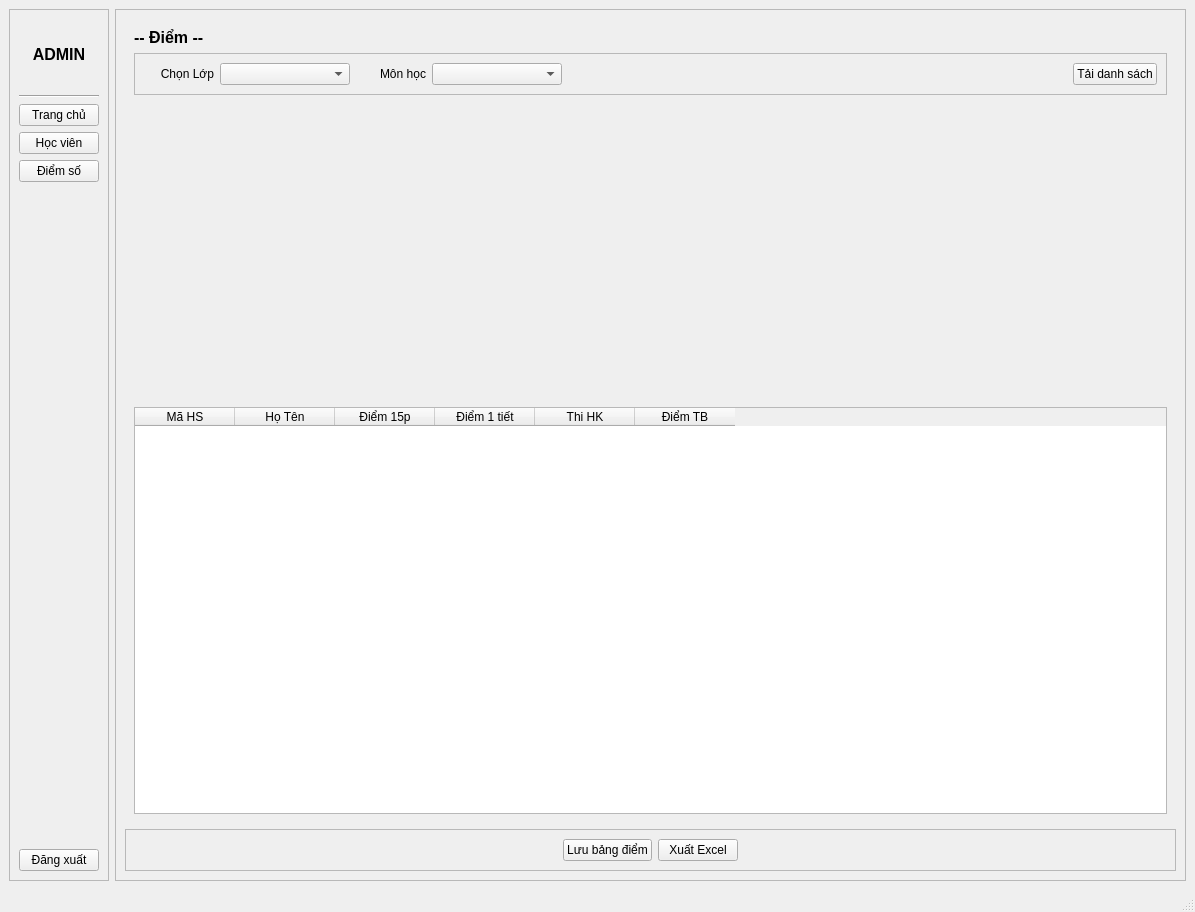
The window that ui/admin.ui (LODNight/QT_school_lms) describes before a commit, drawn with Qt 5.
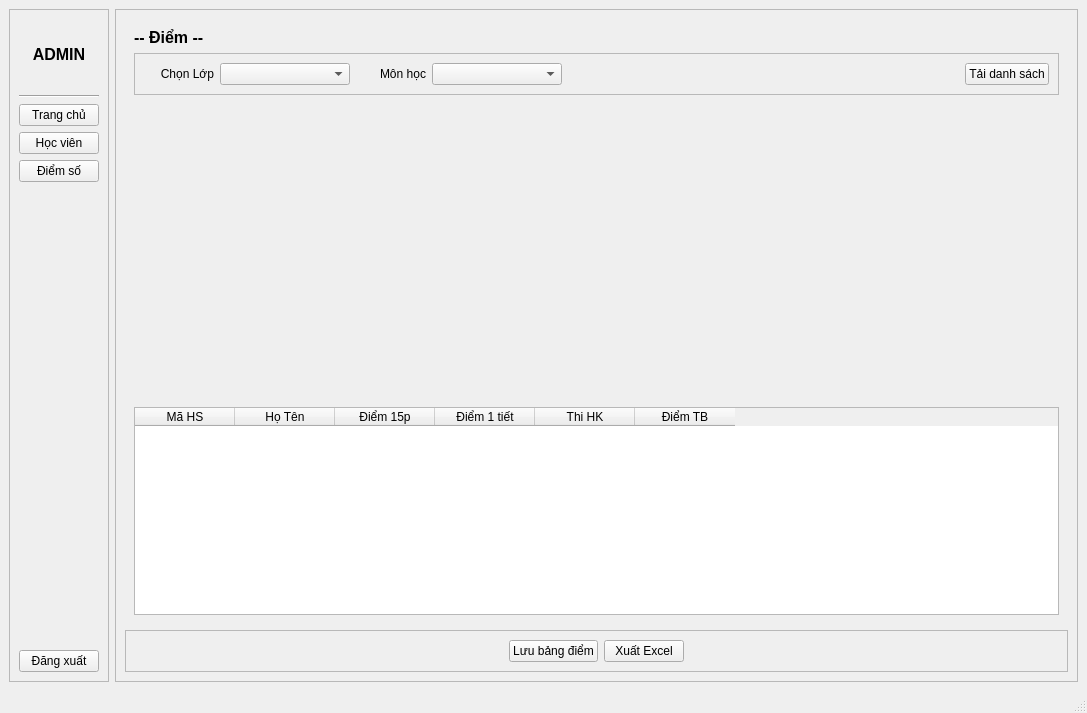
The same window after the commit.

Commit message: Thêm Chart + Xuất Excel

What changed in the file:
```diff
--- a/ui/admin.ui
+++ b/ui/admin.ui
@@ -6,8 +6,8 @@
    <rect>
     <x>0</x>
     <y>0</y>
-    <width>1195</width>
-    <height>912</height>
+    <width>1087</width>
+    <height>713</height>
    </rect>
   </property>
   <property name="windowTitle">
```
The commit also changes 2 other files.
